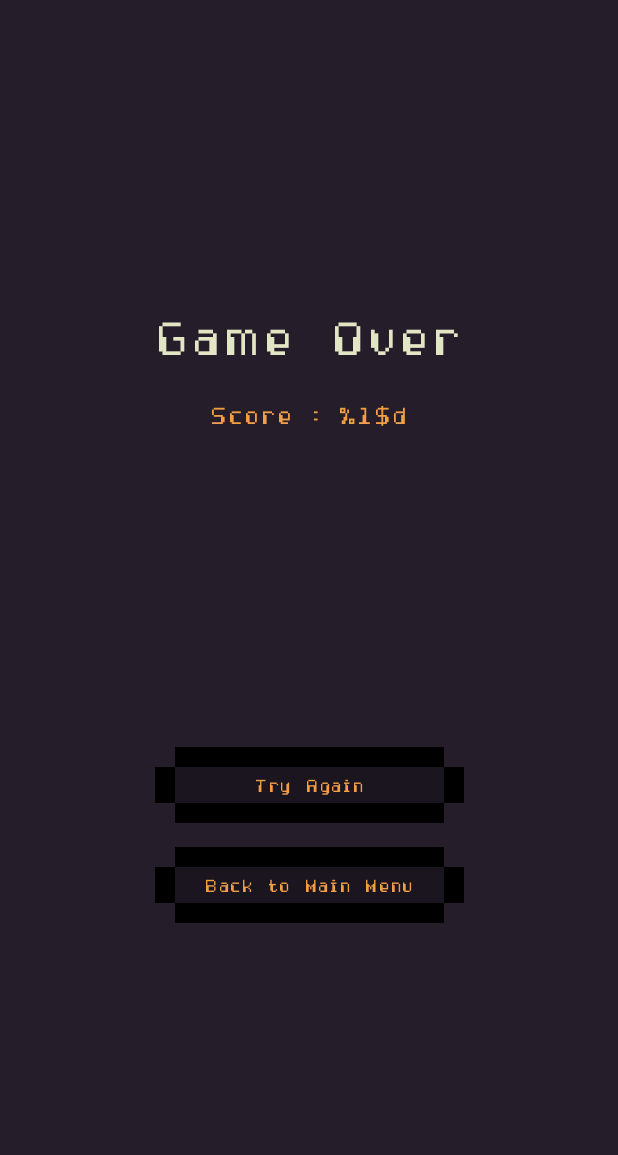
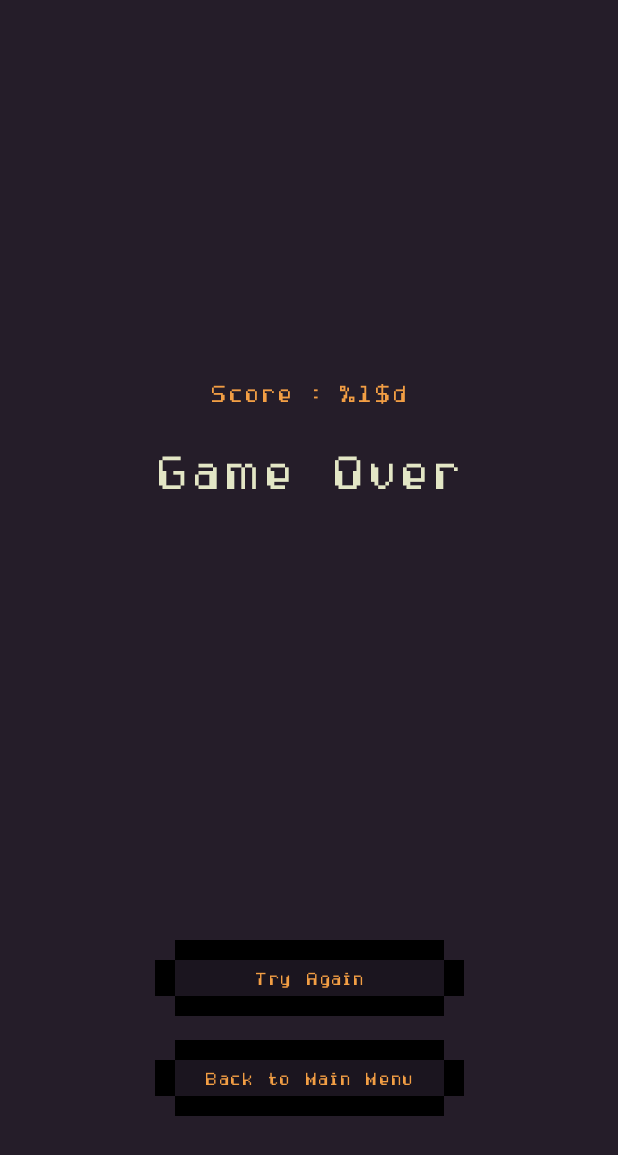
Before and after one commit to thelumiereguy/AstroAdventures-Android, an Android app: the layout game_over_scene.xml on its own in the app's theme, with its tools: preview values and no code run, on a phone screen of 412 x 824 dp. Shown: the top 1155 px of the screen. Run offline under Robolectric (Android 15) with nearby library versions, the phone set to English and light mode, and no system bars.

Commit message:
added proguard rules added new scenes for game over added ticker handling in view

```diff
--- a/app/src/main/java/com/thelumierguy/galagatest/ui/MainViewModel.kt
+++ b/app/src/main/java/com/thelumierguy/galagatest/ui/MainViewModel.kt
@@ -6,14 +6,18 @@ import kotlinx.coroutines.flow.StateFlow
 
 class MainViewModel : ViewModel() {
 
+    var previousState: ScreenStates = ScreenStates.AppInit
+
     private val screenStateFlow: MutableStateFlow<ScreenStates> =
         MutableStateFlow(ScreenStates.AppInit)
 
     fun observeScreenState(): StateFlow<ScreenStates> = screenStateFlow
 
     fun updateUIState(screenStates: ScreenStates) {
-        if (screenStateFlow.value != screenStates)
+        if (screenStateFlow.value != screenStates) {
+            previousState = screenStateFlow.value
             screenStateFlow.value = screenStates
+        }
     }
 }
 
--- a/app/src/main/res/layout/game_over_scene.xml
+++ b/app/src/main/res/layout/game_over_scene.xml
@@ -24,7 +24,27 @@
         app:layout_constraintHorizontal_bias="0.5"
         app:layout_constraintStart_toStartOf="parent"
         app:layout_constraintTop_toTopOf="parent"
-        app:layout_constraintVertical_bias="0.26999998" />
+        app:layout_constraintVertical_bias="0.39" />
+
+
+    <TextView
+        android:id="@+id/died_subtitle"
+        android:layout_width="0dp"
+        android:layout_height="wrap_content"
+        android:layout_gravity="center"
+        android:layout_marginTop="16dp"
+        android:letterSpacing="0.1"
+        android:lineSpacingMultiplier="1.1"
+        android:textAlignment="center"
+        android:textColor="@color/shipShadowColor"
+        android:textSize="24sp"
+        app:fontFamily="@font/computerpixel7"
+        app:layout_constraintEnd_toEndOf="parent"
+        app:layout_constraintHorizontal_bias="0.5"
+
+        app:layout_constraintStart_toStartOf="parent"
+        app:layout_constraintTop_toBottomOf="@+id/died_text"
+        app:layout_constraintWidth_percent="0.75" />
 
 
     <TextView
@@ -32,19 +52,19 @@
         android:layout_width="wrap_content"
         android:layout_height="wrap_content"
         android:layout_gravity="center"
-        android:layout_marginTop="16dp"
+        android:layout_marginBottom="16dp"
         android:letterSpacing="0.1"
         android:text="@string/score_text"
         android:textAlignment="center"
         android:textColor="@color/primaryFontColor"
         android:textSize="24sp"
         app:fontFamily="@font/computerpixel7"
-        app:layout_constraintBottom_toBottomOf="parent"
+        app:layout_constraintBottom_toTopOf="@+id/died_text"
         app:layout_constraintEnd_toEndOf="parent"
         app:layout_constraintHorizontal_bias="0.5"
         app:layout_constraintStart_toStartOf="parent"
-        app:layout_constraintTop_toBottomOf="@id/died_text"
-        app:layout_constraintVertical_bias="0.0" />
+        app:layout_constraintTop_toTopOf="parent"
+        app:layout_constraintVertical_bias="1.0" />
 
     <com.thelumierguy.galagatest.ui.menu.views.buttons.MenuButtonView
         android:id="@+id/btn_try_again"
@@ -56,7 +76,8 @@
         app:layout_constraintEnd_toEndOf="parent"
         app:layout_constraintHorizontal_bias="0.5"
         app:layout_constraintStart_toStartOf="parent"
-        app:layout_constraintTop_toBottomOf="@+id/scoreView"
+        app:layout_constraintTop_toBottomOf="@+id/died_subtitle"
+        app:layout_constraintVertical_bias="0.76"
         app:layout_constraintVertical_chainStyle="packed"
         app:layout_constraintWidth_percent="0.5" />
 
--- a/app/src/main/res/values/strings.xml
+++ b/app/src/main/res/values/strings.xml
@@ -11,4 +11,6 @@
     <string name="you_lost">YOU LOST</string>
     <string name="try_again">Try Again</string>
     <string name="back_to_main_menu">Back to Main Menu</string>
+    <string name="enemyBreached">The Space pirates have breached your planet\'s atmosphere!</string>
+    <string name="conserveAmmo">Supplies are running low. Try Conserving your Ammo \n \nPS : </string>
 </resources>
```
Also changed, not shown: app/src/main/java/com/thelumierguy/galagatest/data/BulletStore.kt (+4 -5 lines), app/src/main/java/com/thelumierguy/galagatest/ui/MainActivity.kt (+50 -37 lines), app/src/main/java/com/thelumierguy/galagatest/ui/UIManager.kt (+26 -20 lines), app/src/main/java/com/thelumierguy/galagatest/ui/game/views/enemyShip/EnemyClusterView.kt (+14 -8 lines), 1 other file.
